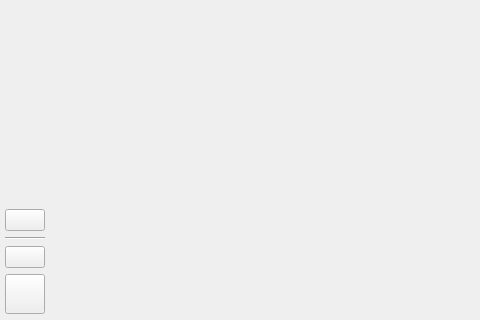
jmbatistav/zapzap, file zapzap/view/ui/home.ui: the form before one commit; both pictures show x 0 to 480 and y 346 to 666 of the 986 by 666 pixel window.
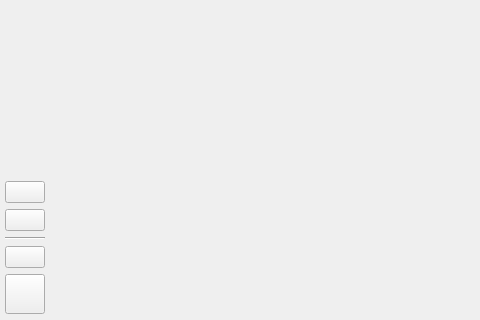
The form after the commit.

Commit message: :sparkles: feat: New chat at phone number #30

Diff of the .ui file:
```diff
--- a/zapzap/view/ui/home.ui
+++ b/zapzap/view/ui/home.ui
@@ -105,6 +105,16 @@
         </property>
        </spacer>
       </item>
+      <item>
+       <widget class="QPushButton" name="btnHomeNewChatPhone">
+        <property name="toolTip">
+         <string>New chat at phone number</string>
+        </property>
+        <property name="text">
+         <string/>
+        </property>
+       </widget>
+      </item>
       <item>
        <widget class="QPushButton" name="btnHomeNewChat">
         <property name="toolTip">
```
Left out of the diff: 1 changed line with no effect on the pictures. The commit also changes 8 other files.
